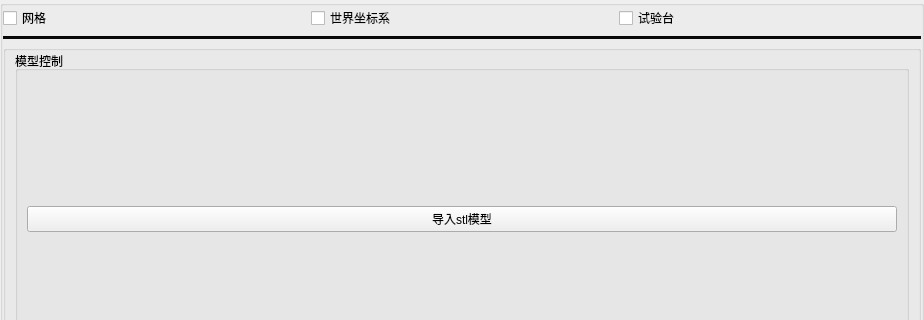
Old version of the form ModelControl.ui in the repository sakuya0818/STLAndPLYLoader; both pictures show x 0 to 924 and y 0 to 320 of the 924 by 512 pixel window.
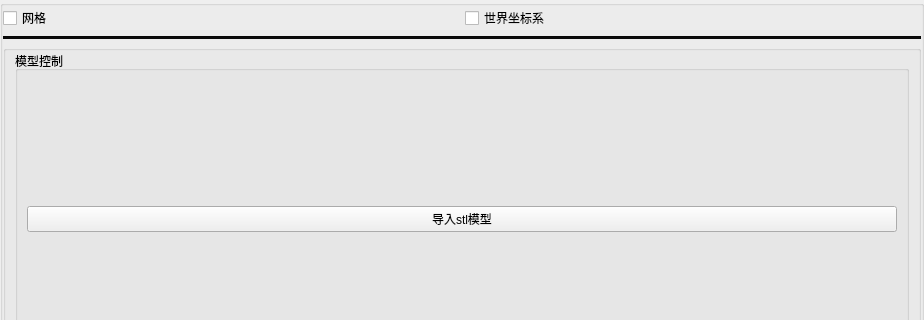
New version of the form.

Diff of the .ui file:
```diff
--- a/ModelControl.ui
+++ b/ModelControl.ui
@@ -85,7 +85,7 @@
        <number>0</number>
       </property>
       <item>
-       <layout class="QHBoxLayout" name="horizontalLayout_9" stretch="0,0,0">
+       <layout class="QHBoxLayout" name="horizontalLayout_9" stretch="0,0">
         <property name="topMargin">
          <number>0</number>
         </property>
@@ -103,13 +103,6 @@
           </property>
          </widget>
         </item>
-        <item>
-         <widget class="QCheckBox" name="checkBoxDesk">
-          <property name="text">
-           <string>试验台</string>
-          </property>
-         </widget>
-        </item>
        </layout>
       </item>
       <item>
```
